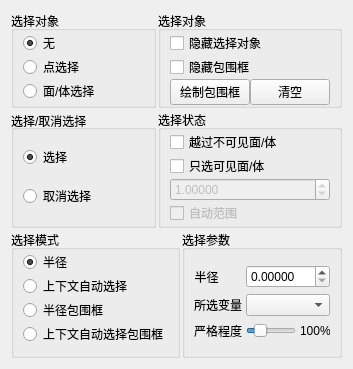
Above: Qt/Resources/UI/SelectionView.ui from hu-shuhan/editOpeniGame before the change. Below: the same form after it.
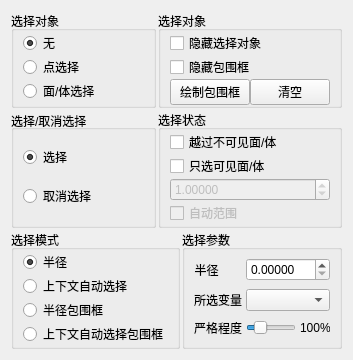
That is the form after the change.

What changed in the file:
```diff
--- a/Qt/Resources/UI/SelectionView.ui
+++ b/Qt/Resources/UI/SelectionView.ui
@@ -7,7 +7,7 @@
     <x>0</x>
     <y>0</y>
     <width>259</width>
-    <height>250</height>
+    <height>244</height>
    </rect>
   </property>
   <property name="windowTitle">
@@ -238,6 +238,9 @@
         <property name="topMargin">
          <number>0</number>
         </property>
+        <property name="bottomMargin">
+         <number>0</number>
+        </property>
         <item>
          <widget class="QRadioButton" name="radiusMode">
           <property name="text">
@@ -284,6 +287,12 @@
         <string>选择参数</string>
        </property>
        <layout class="QGridLayout" name="gridLayout_2">
+        <property name="topMargin">
+         <number>0</number>
+        </property>
+        <property name="bottomMargin">
+         <number>0</number>
+        </property>
         <property name="horizontalSpacing">
          <number>4</number>
         </property>
```
